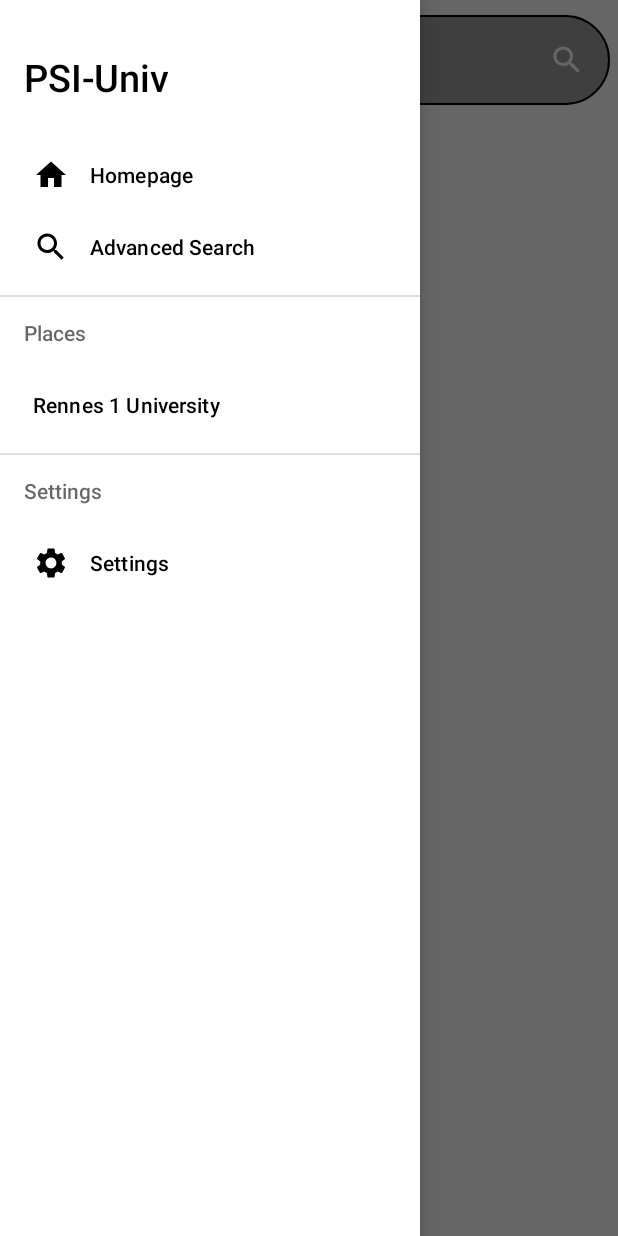
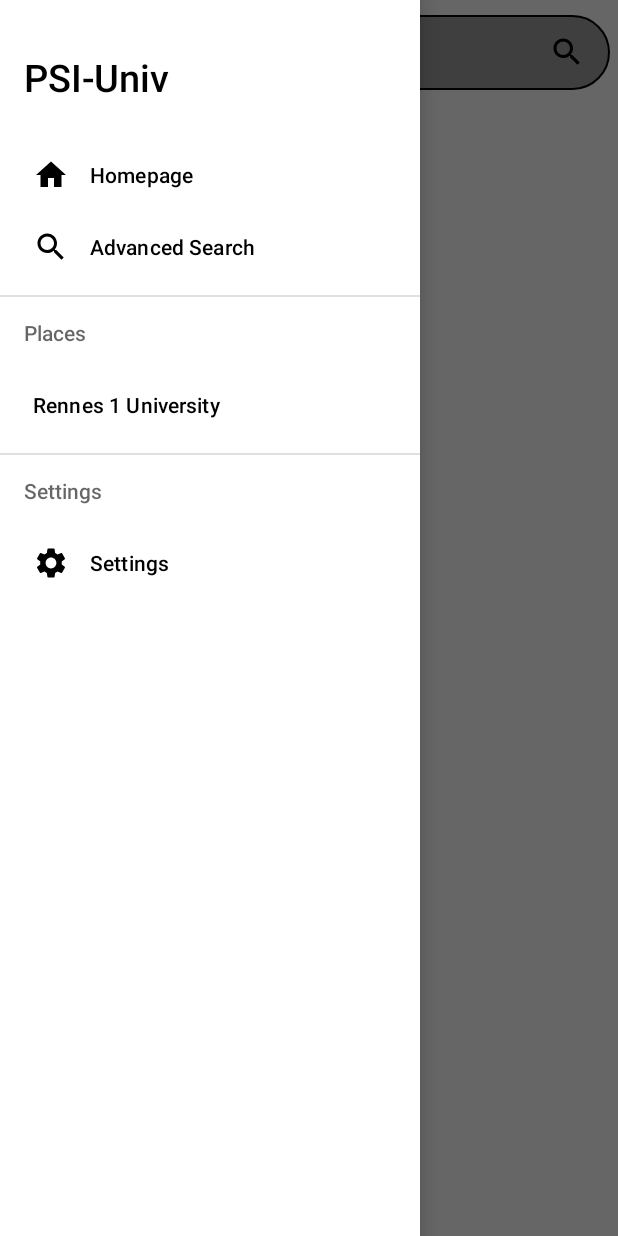
Before and after one commit to RealHephaistos/PSI-Univ, an Android app: the screen it shows after launch (MainActivity), with the side drawer open, on a phone screen of 412 x 824 dp. Run offline under Robolectric (Android 15) with nearby library versions, the light colour scheme and no system bars.

Commit message:
Changement barre de recherche accueil

```diff
--- a/app/src/main/res/drawable/ic_baseline_menu_24.xml
+++ b/app/src/main/res/drawable/ic_baseline_menu_24.xml
@@ -1,7 +1,7 @@
 <vector xmlns:android="http://schemas.android.com/apk/res/android"
     android:width="24dp"
     android:height="24dp"
-    android:tint="#FFFFFF"
+    android:tint="@color/black"
     android:viewportWidth="24"
     android:viewportHeight="24">
     <path
--- a/app/src/main/res/drawable/ic_baseline_search_24.xml
+++ b/app/src/main/res/drawable/ic_baseline_search_24.xml
@@ -1,7 +1,7 @@
 <vector xmlns:android="http://schemas.android.com/apk/res/android"
     android:width="24dp"
     android:height="24dp"
-    android:tint="#FFFFFF"
+    android:tint="@color/black"
     android:viewportWidth="24"
     android:viewportHeight="24">
     <path
--- a/app/src/main/res/layout/activity_main.xml
+++ b/app/src/main/res/layout/activity_main.xml
@@ -26,7 +26,7 @@
 
             <com.google.android.material.appbar.AppBarLayout
                 android:layout_width="match_parent"
-                android:layout_height="60dp"
+                android:layout_height="50dp"
                 android:layout_marginLeft="5dp"
                 android:layout_marginTop="10dp"
                 android:layout_marginRight="5dp"
```
